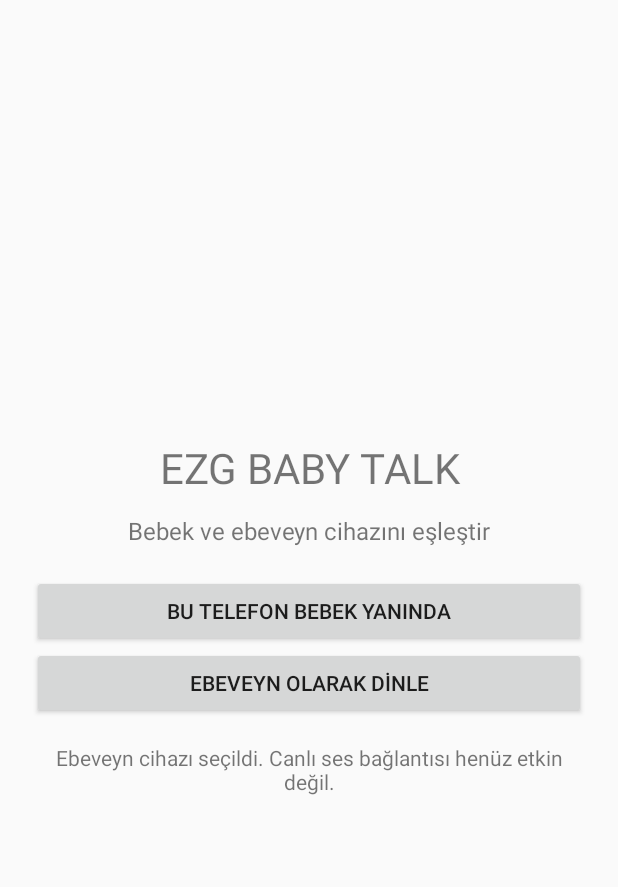
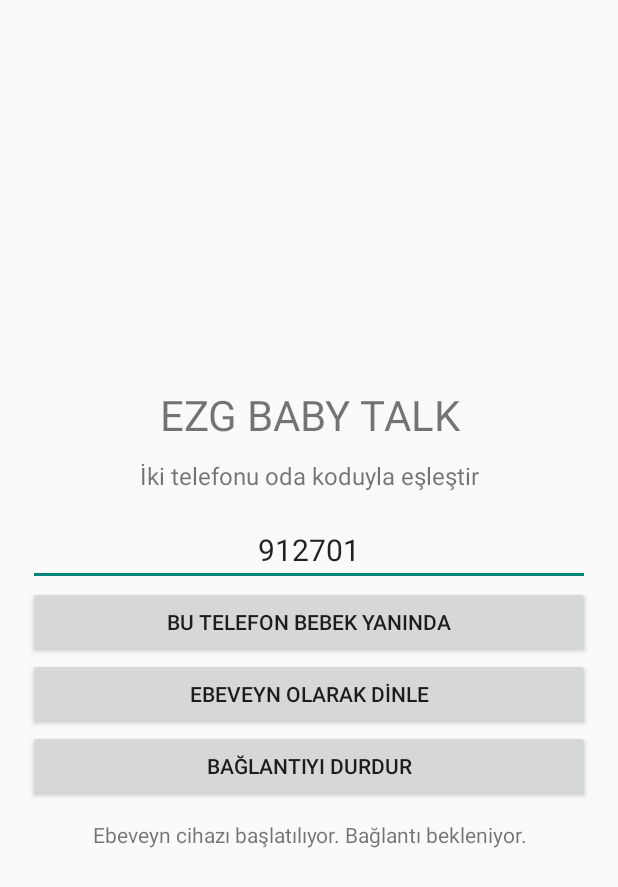
Before and after one commit to seyithand970-ui/EZG-BABY-TALK, an Android app: the screen it shows after launch (MainActivity), after a tap on "EBEVEYN OLARAK DİNLE", on a phone screen of 412 x 824 dp. Shown: the top 887 px of the screen. Run offline under Robolectric (Android 15) with nearby library versions, the phone set to English and light mode, and no system bars; 2 statements that could not run were skipped; 1 other tap on this screen came first.

Commit message:
Implement WebRTC baby audio client

```diff
--- a/app/src/main/java/com/ezg/babytalk/MainActivity.kt
+++ b/app/src/main/java/com/ezg/babytalk/MainActivity.kt
@@ -1,28 +1,60 @@
 package com.ezg.babytalk
 
+import android.Manifest
 import android.app.Activity
+import android.content.Intent
+import android.content.pm.PackageManager
+import android.os.Build
 import android.os.Bundle
 import android.view.Gravity
 import android.widget.Button
+import android.widget.EditText
 import android.widget.LinearLayout
 import android.widget.TextView
+import android.widget.Toast
+import java.security.SecureRandom
 
 class MainActivity : Activity() {
+    private lateinit var room: EditText
+    private lateinit var status: TextView
+    private var selectedRole = "baby"
+
     override fun onCreate(savedInstanceState: Bundle?) {
         super.onCreate(savedInstanceState)
-        val root = LinearLayout(this).apply {
-            orientation = LinearLayout.VERTICAL
-            gravity = Gravity.CENTER
-            setPadding(32, 32, 32, 32)
-        }
+        val root = LinearLayout(this).apply { orientation = LinearLayout.VERTICAL; gravity = Gravity.CENTER; setPadding(28, 28, 28, 28) }
         val title = TextView(this).apply { text = "EZG BABY TALK"; textSize = 28f; gravity = Gravity.CENTER }
-        val subtitle = TextView(this).apply { text = "Bebek ve ebeveyn cihazını eşleştir"; textSize = 16f; gravity = Gravity.CENTER; setPadding(0, 18, 0, 28) }
+        val subtitle = TextView(this).apply { text = "İki telefonu oda koduyla eşleştir"; textSize = 16f; gravity = Gravity.CENTER; setPadding(0, 16, 0, 22) }
+        room = EditText(this).apply { hint = "6 haneli oda kodu"; textSize = 20f; gravity = Gravity.CENTER; inputType = 2; setSingleLine(true); filters = arrayOf(android.text.InputFilter.LengthFilter(6)) }
         val baby = Button(this).apply { text = "BU TELEFON BEBEK YANINDA"; isAllCaps = false }
         val parent = Button(this).apply { text = "EBEVEYN OLARAK DİNLE"; isAllCaps = false }
-        val status = TextView(this).apply { text = "Henüz bağlanmadı • İlk sürüm arayüzü"; textSize = 14f; gravity = Gravity.CENTER; setPadding(0, 24, 0, 0) }
-        baby.setOnClickListener { status.text = "Bebek cihazı seçildi. Canlı ses bağlantısı henüz etkin değil." }
-        parent.setOnClickListener { status.text = "Ebeveyn cihazı seçildi. Canlı ses bağlantısı henüz etkin değil." }
-        root.addView(title); root.addView(subtitle); root.addView(baby); root.addView(parent); root.addView(status)
+        val stop = Button(this).apply { text = "BAĞLANTIYI DURDUR"; isAllCaps = false }
+        status = TextView(this).apply { text = "Bebek telefonunda kod oluştur; ebeveyn telefonuna aynı kodu gir."; textSize = 14f; gravity = Gravity.CENTER; setPadding(0, 18, 0, 0) }
+        baby.setOnClickListener { selectedRole = "baby"; val code = (100000 + SecureRandom().nextInt(900000)).toString(); room.setText(code); startMonitor() }
+        parent.setOnClickListener { selectedRole = "parent"; if (room.text.toString().length != 6) { room.error = "6 haneli kodu gir" } else startMonitor() }
+        stop.setOnClickListener { stopService(Intent(this, MonitorService::class.java)); status.text = "Bağlantı durduruldu." }
+        root.addView(title); root.addView(subtitle); root.addView(room); root.addView(baby); root.addView(parent); root.addView(stop); root.addView(status)
         setContentView(root)
     }
+
+    private fun startMonitor() {
+        val permissions = mutableListOf(Manifest.permission.RECORD_AUDIO)
+        if (Build.VERSION.SDK_INT >= 33) permissions.add(Manifest.permission.POST_NOTIFICATIONS)
+        val missing = permissions.filter { checkSelfPermission(it) != PackageManager.PERMISSION_GRANTED }
+        if (missing.isNotEmpty()) { requestPermissions(missing.toTypedArray(), 41); return }
+        launchService()
+    }
+
+    private fun launchService() {
+        val code = room.text.toString()
+        val intent = Intent(this, MonitorService::class.java).putExtra("role", selectedRole).putExtra("room", code)
+        if (Build.VERSION.SDK_INT >= 26) startForegroundService(intent) else startService(intent)
+        status.text = if (selectedRole == "baby") "Bebek cihazı başlatılıyor. Ebeveyn telefonuna $code kodunu gir." else "Ebeveyn cihazı başlatılıyor. Bağlantı bekleniyor."
+        Toast.makeText(this, "EZG BABY TALK başlatıldı", Toast.LENGTH_SHORT).show()
+    }
+
+    override fun onRequestPermissionsResult(requestCode: Int, permissions: Array<out String>, grantResults: IntArray) {
+        super.onRequestPermissionsResult(requestCode, permissions, grantResults)
+        if (requestCode == 41 && grantResults.isNotEmpty() && grantResults[0] == PackageManager.PERMISSION_GRANTED) launchService()
+        else status.text = "Mikrofon izni olmadan ses aktarımı yapılamaz."
+    }
 }
```
